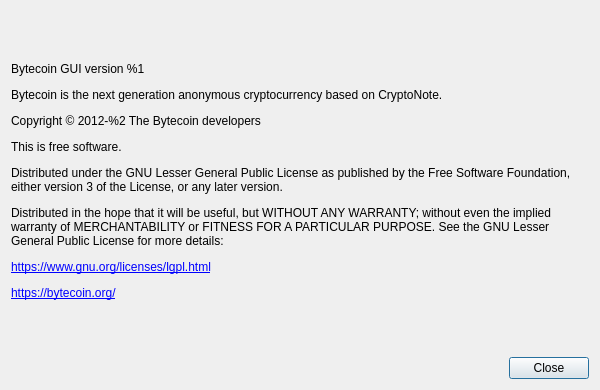
First picture: the form in src/aboutdialog.ui, repository bcndev/bytecoin-gui, before the edit.
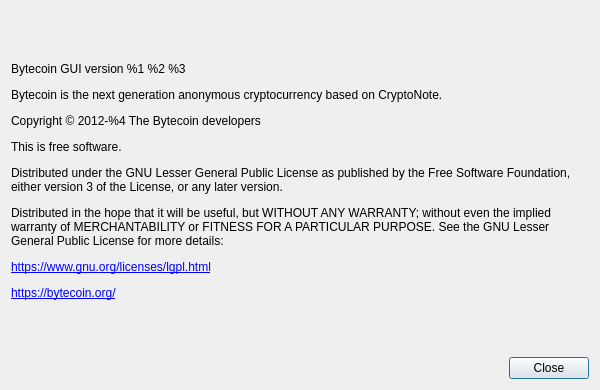
Second picture: the form after the edit. Custom widgets are drawn as their Qt base class.

```diff
--- a/src/aboutdialog.ui
+++ b/src/aboutdialog.ui
@@ -41,7 +41,7 @@
       </sizepolicy>
      </property>
      <property name="text">
-      <string>&lt;html&gt;&lt;head/&gt;&lt;body&gt;&lt;p&gt;Bytecoin GUI version %1&lt;/p&gt;&lt;p&gt;Bytecoin is the next generation anonymous cryptocurrency based on CryptoNote.&lt;/p&gt;&lt;p&gt;Copyright © 2012-%2 The Bytecoin developers&lt;/p&gt;&lt;p&gt;This is free software.&lt;/p&gt;&lt;p&gt;Distributed under the GNU Lesser General Public License as published by the Free Software Foundation, either version 3 of the License, or any later version.&lt;/p&gt;&lt;p&gt;Distributed in the hope that it will be useful, but WITHOUT ANY WARRANTY; without even the implied warranty of MERCHANTABILITY or FITNESS FOR A PARTICULAR PURPOSE. See the GNU Lesser General Public License for more details:&lt;/p&gt;&lt;p&gt;&lt;a href=&quot;https://www.gnu.org/licenses/lgpl.html&quot;&gt;&lt;span style=&quot; text-decoration: underline; color:#0000ff;&quot;&gt;https://www.gnu.org/licenses/lgpl.html&lt;/span&gt;&lt;/a&gt;&lt;/p&gt;&lt;p&gt;&lt;a href=&quot;http://bytecoin.org/&quot;&gt;&lt;span style=&quot; text-decoration: underline; color:#0000ff;&quot;&gt;https://bytecoin.org/&lt;/span&gt;&lt;/a&gt;&lt;/p&gt;&lt;/body&gt;&lt;/html&gt;</string>
+      <string>&lt;html&gt;&lt;head/&gt;&lt;body&gt;&lt;p&gt;Bytecoin GUI version %1 %2 %3&lt;/p&gt;&lt;p&gt;Bytecoin is the next generation anonymous cryptocurrency based on CryptoNote.&lt;/p&gt;&lt;p&gt;Copyright © 2012-%4 The Bytecoin developers&lt;/p&gt;&lt;p&gt;This is free software.&lt;/p&gt;&lt;p&gt;Distributed under the GNU Lesser General Public License as published by the Free Software Foundation, either version 3 of the License, or any later version.&lt;/p&gt;&lt;p&gt;Distributed in the hope that it will be useful, but WITHOUT ANY WARRANTY; without even the implied warranty of MERCHANTABILITY or FITNESS FOR A PARTICULAR PURPOSE. See the GNU Lesser General Public License for more details:&lt;/p&gt;&lt;p&gt;&lt;a href=&quot;https://www.gnu.org/licenses/lgpl.html&quot;&gt;&lt;span style=&quot; text-decoration: underline; color:#0000ff;&quot;&gt;https://www.gnu.org/licenses/lgpl.html&lt;/span&gt;&lt;/a&gt;&lt;/p&gt;&lt;p&gt;&lt;a href=&quot;http://bytecoin.org/&quot;&gt;&lt;span style=&quot; text-decoration: underline; color:#0000ff;&quot;&gt;https://bytecoin.org/&lt;/span&gt;&lt;/a&gt;&lt;/p&gt;&lt;/body&gt;&lt;/html&gt;</string>
      </property>
      <property name="textFormat">
       <enum>Qt::RichText</enum>
```
